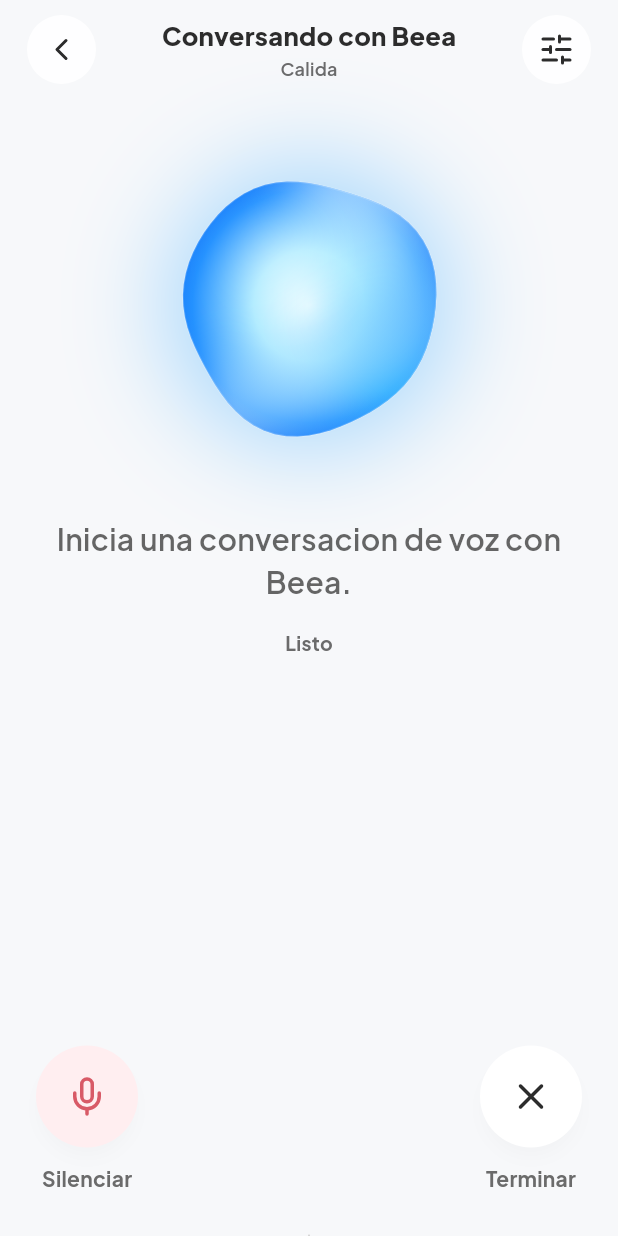
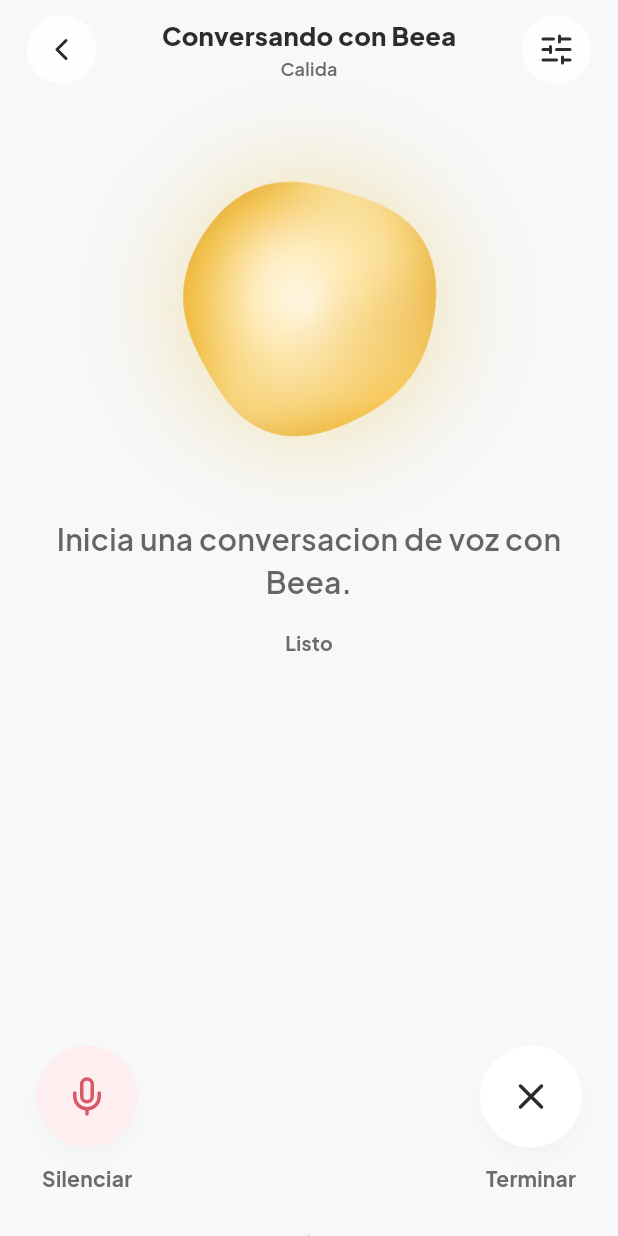
Before and after one commit to hectorslop1/littlebees_project, a Flutter app: the AiVoiceSessionScreen screen opened directly with empty values, after a tap on an icon or button, on a phone screen of 412 x 824 dp. Run offline on Flutter 3.47's test engine with Material 3 defaults, Android fonts, the phone set to English and light mode, and no system bars; our stand-ins replace dio, file_picker, flutter_animate, flutter_riverpod, flutter_secure_storage, freezed_annotation and 11 more; missing offline and left inert: circular_menu, flutter_webrtc, record, video_compress; accounts and stored records are empty.

Commit message:
fix: improve beea voice playback and transcript handling

```diff
--- a/littlebees-mobile/lib/features/ai_assistant/application/ai_voice_provider.dart
+++ b/littlebees-mobile/lib/features/ai_assistant/application/ai_voice_provider.dart
@@ -36,7 +36,11 @@ class AiVoiceState {
       presets.firstWhere((preset) => preset.id == selectedPresetId);
 
   String get visibleTranscript {
-    if (turns.isEmpty) {
+    final latestContent = turns.reversed
+        .map((turn) => turn.content.trim())
+        .firstWhere((content) => content.isNotEmpty, orElse: () => '');
+
+    if (latestContent.isEmpty) {
       return switch (status) {
         AiVoiceSessionStatus.connecting => 'Conectando a Beea...',
         AiVoiceSessionStatus.processing => 'Beea esta pensando...',
@@ -48,8 +52,7 @@ class AiVoiceState {
       };
     }
 
-    final current = turns.last;
-    return current.content;
+    return latestContent;
   }
 
   AiVoiceState copyWith({
@@ -209,6 +212,12 @@ class AiVoiceNotifier extends StateNotifier<AiVoiceState> {
       case AiVoiceRealtimeEventType.status:
         state = state.copyWith(status: event.status, clearError: true);
         break;
+      case AiVoiceRealtimeEventType.transcriptSlot:
+        _ensureTranscriptTurn(
+          itemId: event.itemId ?? 'user-${DateTime.now().microsecondsSinceEpoch}',
+          role: event.role ?? 'user',
+        );
+        break;
       case AiVoiceRealtimeEventType.transcriptPartial:
         _upsertTranscript(
           itemId: event.itemId ?? 'assistant-live',
@@ -279,6 +288,27 @@ class AiVoiceNotifier extends StateNotifier<AiVoiceState> {
     state = state.copyWith(turns: updatedTurns);
   }
 
+  void _ensureTranscriptTurn({
+    required String itemId,
+    required String role,
+  }) {
+    final updatedTurns = [...state.turns];
+    final index = updatedTurns.indexWhere((turn) => turn.itemId == itemId);
+    if (index >= 0) return;
+
+    updatedTurns.add(
+      AiVoiceTranscriptTurn(
+        itemId: itemId,
+        role: role,
+        content: '',
+        isFinal: false,
+        updatedAt: DateTime.now(),
+      ),
+    );
+
+    state = state.copyWith(turns: updatedTurns);
+  }
+
   @override
   void dispose() {
     unawaited(_eventsSubscription?.cancel());
--- a/littlebees-mobile/lib/features/ai_assistant/presentation/widgets/beea_voice_orb.dart
+++ b/littlebees-mobile/lib/features/ai_assistant/presentation/widgets/beea_voice_orb.dart
@@ -79,7 +79,7 @@ class _BeeaVoiceOrbPainter extends CustomPainter {
     final orbPath = _buildBlobPath(center, radius);
     final glowPaint = Paint()
       ..maskFilter = const MaskFilter.blur(BlurStyle.normal, 34)
-      ..color = const Color(0x662AA5FF);
+      ..color = const Color(0x66E7C55A);
     canvas.drawCircle(center, radius + 10, glowPaint);
 
     canvas.save();
@@ -91,10 +91,10 @@ class _BeeaVoiceOrbPainter extends CustomPainter {
         center,
         radius + 24,
         const [
-          Color(0xFFF8FFFF),
-          Color(0xFFAEEBFF),
-          Color(0xFF2391FF),
-          Color(0xFF1162F3),
+          Color(0xFFFFFCF4),
+          Color(0xFFFFE9B3),
+          Color(0xFFF2C14C),
+          Color(0xFFD79A28),
         ],
         const [0, 0.34, 0.72, 1],
       );
@@ -107,11 +107,11 @@ class _BeeaVoiceOrbPainter extends CustomPainter {
       angle: phase * 0.55,
       colors: const [
         Color(0x00FFFFFF),
-        Color(0x90F6FFFF),
-        Color(0x803FD2FF),
-        Color(0x001062F3),
+        Color(0x8CFFF8DA),
+        Color(0x90FFD36B),
+        Color(0x00D89A25),
       ],
-      stops: const [0.0, 0.28, 0.72, 1.0],
+      stops: const [0.0, 0.26, 0.74, 1.0],
       widthFactor: 0.34,
       verticalBias: -0.22,
     );
@@ -122,9 +122,9 @@ class _BeeaVoiceOrbPainter extends CustomPainter {
       angle: (phase * -0.75) + 1.4,
       colors: const [
         Color(0x00FFFFFF),
-        Color(0x75D9F7FF),
-        Color(0x8863B6FF),
-        Color(0x000D4CD9),
+        Color(0x75FFF2C4),
+        Color(0x88E8B448),
+        Color(0x00B77A16),
       ],
       stops: const [0.0, 0.26, 0.74, 1.0],
       widthFactor: 0.26,
```
Also changed, not shown: littlebees-mobile/lib/features/ai_assistant/data/ai_voice_repository.dart (+7 -1 lines), littlebees-mobile/lib/features/ai_assistant/services/ai_realtime_client.dart (+33 -5 lines), 2 other files.
